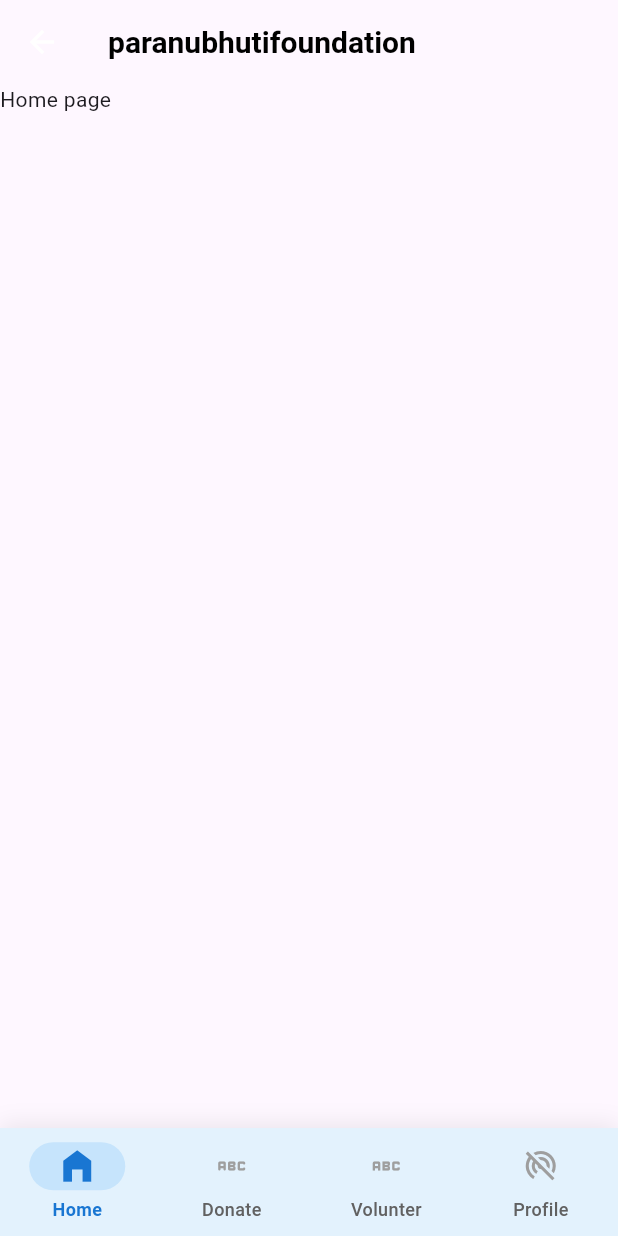
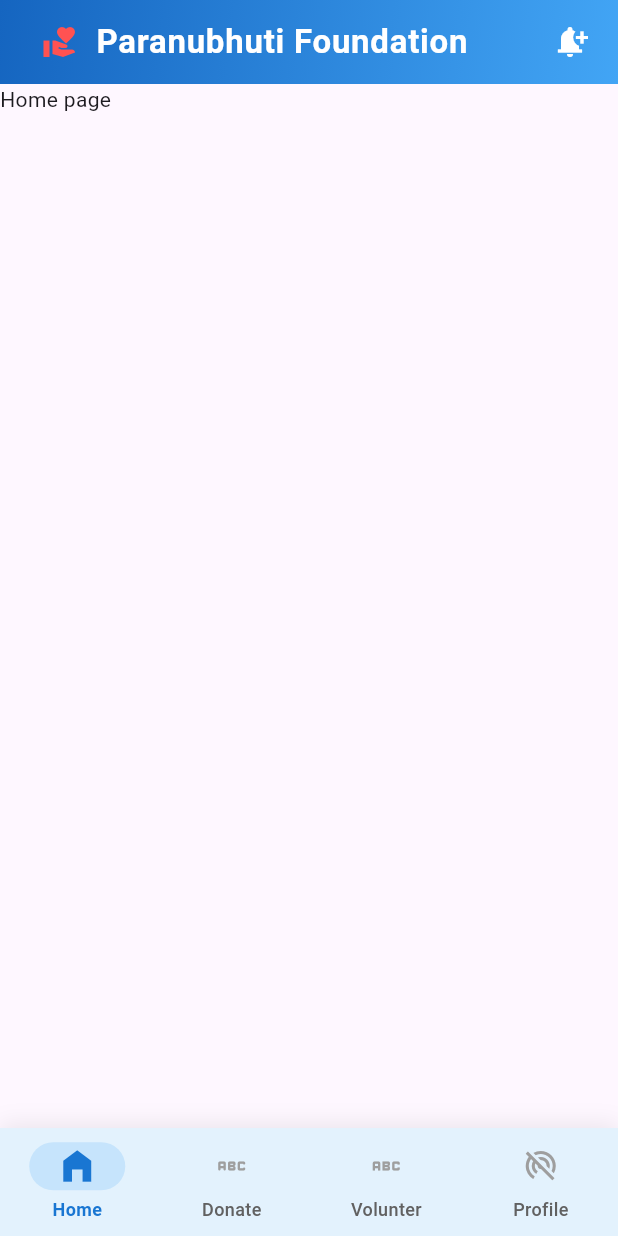
Before and after one commit to abhigilbile74/paranubhutifoundation, a Flutter app: the screen it shows after launch, on a phone screen of 412 x 824 dp. Run offline on Flutter 3.47's test engine with Material 3 defaults, Android fonts, the phone set to English and light mode, and no system bars.

Commit message:
Appbar changes

```diff
--- a/lib/config/constants/app_constant.dart
+++ b/lib/config/constants/app_constant.dart
@@ -1,5 +1,5 @@
 class AppConstants {
   // app info
-  static const String appName = 'paranubhutifoundation';
+  static const String appName = 'Paranubhuti Foundation';
 
 }
--- a/lib/features/home/presentation/screens/donate_screen.dart
+++ b/lib/features/home/presentation/screens/donate_screen.dart
@@ -5,6 +5,12 @@ class DonateScreen extends StatelessWidget {
 
   @override
   Widget build(BuildContext context) {
-    return const Placeholder();
+    return Scaffold(
+      body: Column(
+        children: [
+          Text("Donate Screen"),
+        ],
+      ),
+    );
   }
 }
--- a/lib/features/home/presentation/screens/home_screen.dart
+++ b/lib/features/home/presentation/screens/home_screen.dart
@@ -1,5 +1,5 @@
 import 'package:flutter/material.dart';
-import 'package:paranubhutifoundation/config/constants/app_constant.dart';
+import 'package:paranubhutifoundation/shared/widgets/appbar_screen.dart';
 import 'package:paranubhutifoundation/shared/widgets/bottam_navigation_screen.dart';
 
 class HomeScreen extends StatelessWidget {
@@ -8,13 +8,8 @@ class HomeScreen extends StatelessWidget {
   @override
   Widget build(BuildContext context) {
     return Scaffold(
-      appBar: AppBar(title: Text(AppConstants.appName),
-      titleTextStyle: TextStyle(
-      fontSize: 20,
-            fontWeight: FontWeight.bold,
-            color: Colors.black),
-            iconTheme: IconThemeData(color: Colors.white),
-      ),
+      appBar: buildAppBar(centerTitle: false),
+
       bottomNavigationBar: BottamNavigationScreen(selectindex: 0,),
       body: Column(
         children: [
--- a/lib/features/home/presentation/screens/voulenter.dart
+++ b/lib/features/home/presentation/screens/voulenter.dart
@@ -5,6 +5,8 @@ class VoulenterScreen extends StatelessWidget {
 
   @override
   Widget build(BuildContext context) {
-    return const Placeholder();
+    return Scaffold(
+
+    );
   }
 }
--- a/lib/shared/widgets/appbar_screen.dart
+++ b/lib/shared/widgets/appbar_screen.dart
@@ -1,10 +1,57 @@
 import 'package:flutter/material.dart';
+import 'package:paranubhutifoundation/config/constants/app_constant.dart';
+import 'package:paranubhutifoundation/config/routes/routes_name.dart';
 
-class MyWidget extends StatelessWidget {
-  const MyWidget({super.key});
+AppBar buildAppBar({
+  String? title,
+  bool centerTitle = true,
+  bool showBackButton = false,
+  List<Widget>? actions,
+}) {
+  return AppBar(
+    automaticallyImplyLeading: showBackButton,
+    elevation: 0,
+    centerTitle: centerTitle,
+    backgroundColor: Colors.transparent,
+    foregroundColor: Colors.white,
+    flexibleSpace: Container(
+      decoration: const BoxDecoration(
+        gradient: LinearGradient(
+          colors: [Color(0xFF1565C0), Color(0xFF42A5F5)],
+          begin: Alignment.topLeft,
+          end: Alignment.bottomRight,
+        ),
+      ),
+    ),
+    title: Row(
+      mainAxisSize: MainAxisSize.min,
+      children: [
+        IconButton(
+          tooltip: "Donate",
+          icon: const Icon(Icons.volunteer_activism, color: Colors.redAccent),
+          onPressed: () {
+            // Navigate to Donation Screen
+            RoutesNames.homescreen;
+          },
+        ),
 
-  @override
-  Widget build(BuildContext context) {
-    return const Placeholder();
-  }
+        Text(
+          title ?? AppConstants.appName,
+          style: const TextStyle(
+            fontSize: 22,
+            fontWeight: FontWeight.bold,
+            letterSpacing: 0.5,
+            color: Colors.white,
+          ),
+        ),
+      ],
+    ),
+    actions:
+        actions ??
+        [
+          const SizedBox(width: 8),
+          IconButton(onPressed: () {}, icon: Icon(Icons.notification_add)),
+          const SizedBox(width: 8),
+        ],
+  );
 }
```
